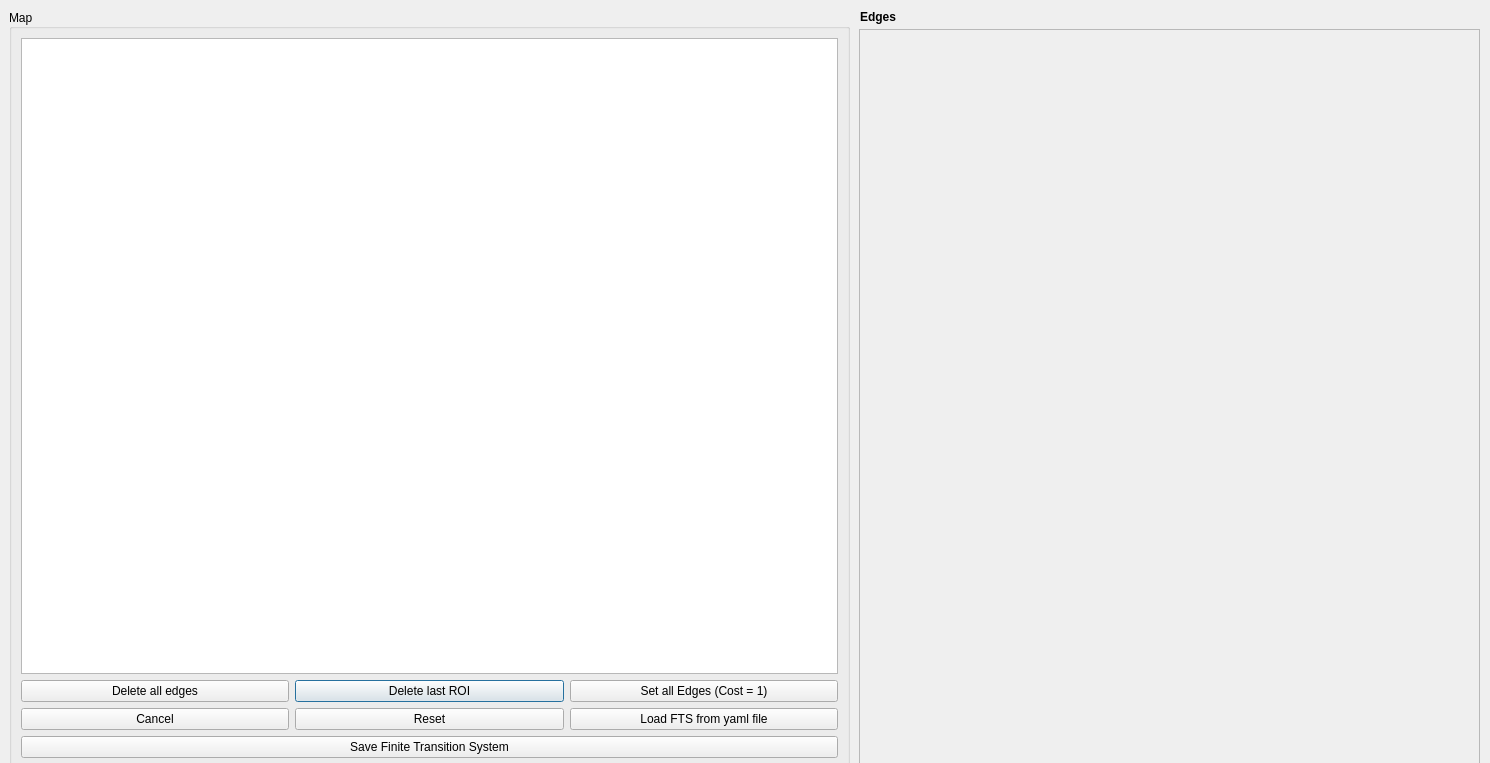
Before: the Qt Designer form rqt_simulation/resource/map.ui in KTH-SML/CodeRepositoryTCST, drawn with Qt 5.
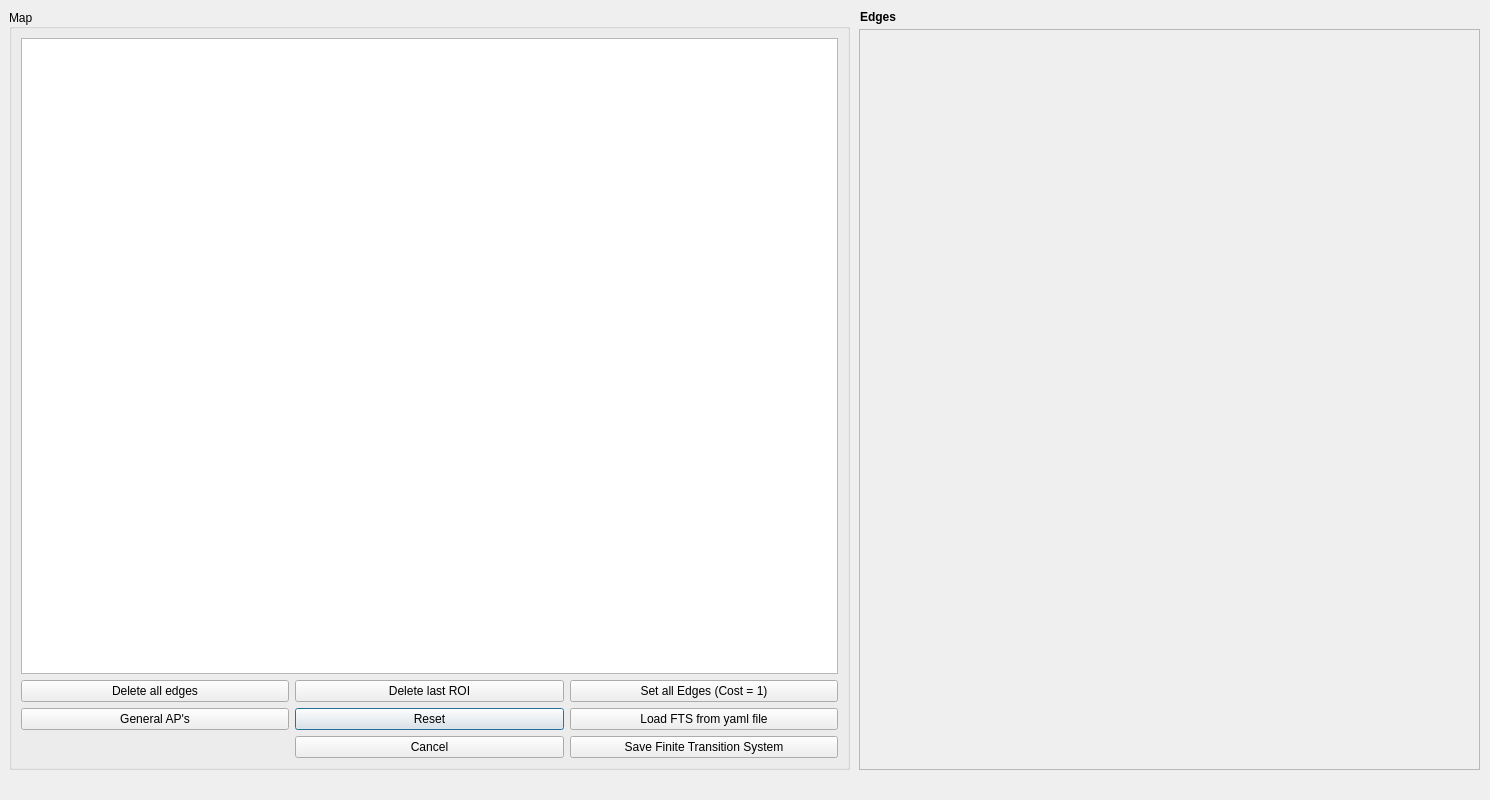
After: the same form once the commit is applied.

Diff of the .ui file:
```diff
--- a/rqt_simulation/resource/map.ui
+++ b/rqt_simulation/resource/map.ui
@@ -7,7 +7,7 @@
     <x>0</x>
     <y>0</y>
     <width>1490</width>
-    <height>763</height>
+    <height>800</height>
    </rect>
   </property>
   <property name="windowTitle">
@@ -66,20 +66,6 @@
       </property>
      </widget>
     </item>
-    <item row="2" column="1">
-     <widget class="QPushButton" name="button_ROI">
-      <property name="text">
-       <string>Delete last ROI</string>
-      </property>
-     </widget>
-    </item>
-    <item row="4" column="0">
-     <widget class="QPushButton" name="button_cancel">
-      <property name="text">
-       <string>Cancel</string>
-      </property>
-     </widget>
-    </item>
     <item row="4" column="1">
      <widget class="QPushButton" name="button_reset">
       <property name="text">
@@ -87,34 +73,55 @@
       </property>
      </widget>
     </item>
-    <item row="2" column="2">
+    <item row="4" column="2">
+     <widget class="QPushButton" name="button_load_FTS">
+      <property name="text">
+       <string>Load FTS from yaml file</string>
+      </property>
+     </widget>
+    </item>
+    <item row="3" column="1">
+     <widget class="QPushButton" name="button_ROI">
+      <property name="text">
+       <string>Delete last ROI</string>
+      </property>
+     </widget>
+    </item>
+    <item row="3" column="2">
      <widget class="QPushButton" name="button_set_edges">
       <property name="text">
        <string>Set all Edges (Cost = 1)</string>
       </property>
      </widget>
     </item>
-    <item row="2" column="0">
+    <item row="3" column="0">
      <widget class="QPushButton" name="button_delete_edges">
       <property name="text">
        <string>Delete all edges</string>
       </property>
      </widget>
     </item>
-    <item row="4" column="2">
-     <widget class="QPushButton" name="button_load_FTS">
+    <item row="4" column="0">
+     <widget class="QPushButton" name="button_general_AP">
       <property name="text">
-       <string>Load FTS from yaml file</string>
+       <string>General AP's</string>
       </property>
      </widget>
     </item>
-    <item row="5" column="0" colspan="3">
+    <item row="6" column="2">
      <widget class="QPushButton" name="button_save_FTS">
       <property name="text">
        <string>Save Finite Transition System</string>
       </property>
      </widget>
     </item>
+    <item row="6" column="1">
+     <widget class="QPushButton" name="button_cancel">
+      <property name="text">
+       <string>Cancel</string>
+      </property>
+     </widget>
+    </item>
    </layout>
   </widget>
   <widget class="QScrollArea" name="scrollArea">
```
